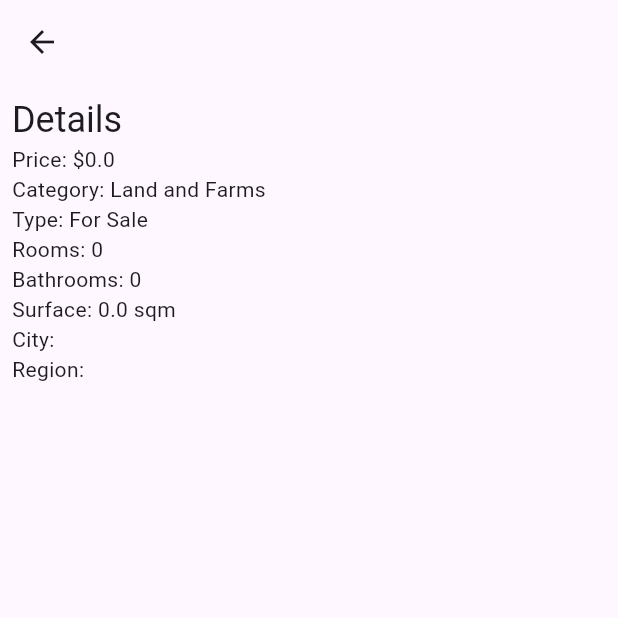
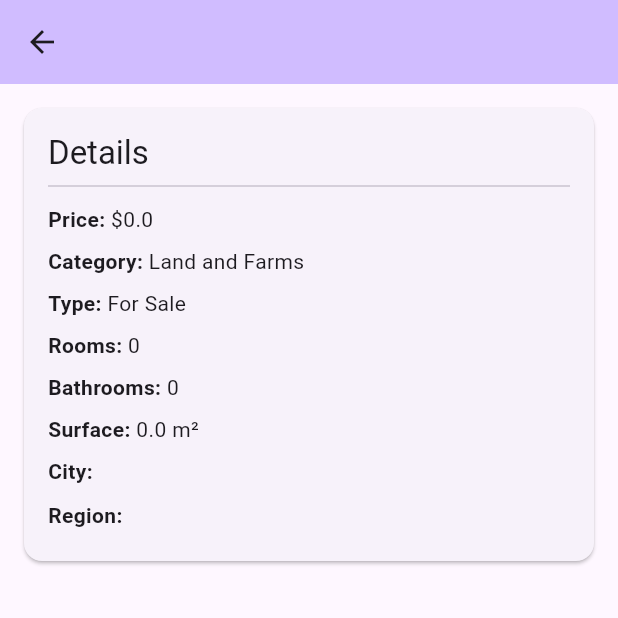
Before and after one commit to BT-Ahmed/flutter_redis, a Flutter app: the RealEstateDetailScreen screen opened directly with empty values, on a phone screen of 412 x 824 dp, the top half of it. Run offline on Flutter 3.47's test engine with Material 3 defaults, Android fonts, the light colour scheme and no system bars; missing offline and left inert: redis.

Commit message:
minor changes #4

```diff
--- a/lib/screens/real_estate_detail_screen.dart
+++ b/lib/screens/real_estate_detail_screen.dart
@@ -12,32 +12,49 @@ class RealEstateDetailScreen extends StatelessWidget {
     return Scaffold(
       appBar: AppBar(
         title: Text(realEstate.title), // Display the title of the real estate
+        backgroundColor: Theme.of(context).colorScheme.inversePrimary,
       ),
       body: SingleChildScrollView(
         child: Padding(
-          padding: const EdgeInsets.all(8.0),
+          padding: const EdgeInsets.all(12.0),
+          child: Card(
+            child: Padding(
+              padding: const EdgeInsets.all(16.0),
               child: Column(
                 crossAxisAlignment: CrossAxisAlignment.start,
                 children: <Widget>[
                   Text(
                     'Details',
-                style: Theme.of(context).textTheme.headline5,
+                    style: Theme.of(context).textTheme.headline6,
                   ),
-              Text('Price: \$${realEstate.price}'),
-              Text(
-                  'Category: ${realEstate.category.name}'), // Assuming enum has a name property
-              Text(
-                  'Type: ${realEstate.listingType.name}'), // Assuming enum has a name property
-              Text('Rooms: ${realEstate.roomsCount}'),
-              Text('Bathrooms: ${realEstate.bathroomsCount}'),
-              Text('Surface: ${realEstate.surface} sqm'),
-              Text('City: ${realEstate.city}'),
-              Text('Region: ${realEstate.region}'),
+                  Divider(),
+                  detailRow('Price', '\$${realEstate.price}'),
+                  detailRow('Category', realEstate.category.name), // Assuming enum has a name property
+                  detailRow('Type', realEstate.listingType.name), // Assuming enum has a name property
+                  detailRow('Rooms', '${realEstate.roomsCount}'),
+                  detailRow('Bathrooms', '${realEstate.bathroomsCount}'),
+                  detailRow('Surface', '${realEstate.surface} m²'),
+                  detailRow('City', realEstate.city),
+                  detailRow('Region', realEstate.region),
                   // Add more details as needed
                 ],
               ),
             ),
           ),
+        ),
+      ),
+    );
+  }
+
+  Widget detailRow(String label, String value) {
+    return Padding(
+      padding: const EdgeInsets.symmetric(vertical: 4.0),
+      child: Row(
+        children: [
+          Text('$label: ', style: TextStyle(fontWeight: FontWeight.bold)),
+          Expanded(child: Text(value)),
+        ],
+      ),
     );
   }
 }
--- a/lib/services/real_estate_service.dart
+++ b/lib/services/real_estate_service.dart
@@ -7,7 +7,7 @@ import '../models/real_estate.dart';
 class RealEstateService {
   final RedisConnection _connection = RedisConnection();
   late Command _command;
-  final String redisServerUrl = 'localhost';
+  final String redisServerUrl = '10.0.2.2';
   final int redisServerPort = 6379;
 
   Future<void> _connect() async {
```
Also changed, not shown: lib/screens/home_screen.dart (+13 -1 lines), lib/screens/real_estate_form_screen.dart (+81 -46 lines), lib/widgets/real_estate_listing/real_estate_list_item.dart (+8 -1 lines). Lines whose indentation alone changed are shown as unchanged.
